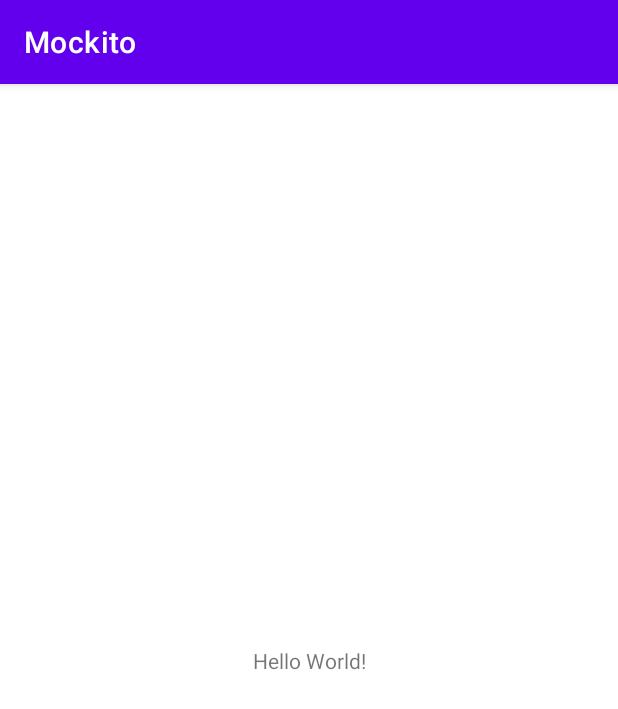
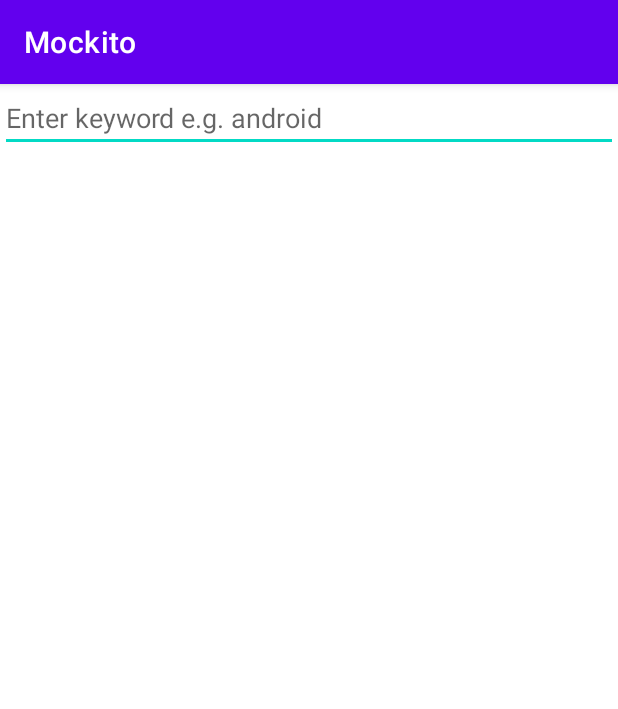
Before and after one commit to Tati1909/Mockito, an Android app: the screen it shows after launch (MainActivity), on a phone screen of 412 x 824 dp. Shown: the top 709 px of the screen. Run offline under Robolectric (Android 15) with nearby library versions, the phone set to English and light mode, and no system bars.

Commit message:
Дополнила код

```diff
--- a/app/src/main/AndroidManifest.xml
+++ b/app/src/main/AndroidManifest.xml
@@ -1,6 +1,8 @@
 <?xml version="1.0" encoding="utf-8"?>
 <manifest xmlns:android="http://schemas.android.com/apk/res/android"
     package="com.example.mockito">
+
+    <uses-permission android:name="android.permission.INTERNET" />
 
     <application
         android:allowBackup="true"
--- a/app/src/main/java/com/example/mockito/view/MainActivity.kt
+++ b/app/src/main/java/com/example/mockito/view/MainActivity.kt
@@ -1,13 +1,104 @@
 package com.example.mockito.view
 
+import android.os.Bundle
+import android.view.View
+import android.view.inputmethod.EditorInfo
+import android.widget.TextView
+import android.widget.Toast
 import androidx.appcompat.app.AppCompatActivity
-import android.os.Bundle
 import com.example.mockito.R
+import com.example.mockito.model.SearchResult
+import com.example.mockito.presenter.PresenterContract
+import com.example.mockito.presenter.SearchPresenter
+import com.example.mockito.repository.GitHubApi
+import com.example.mockito.repository.GitHubRepository
+import kotlinx.android.synthetic.main.activity_main.progressBar
+import kotlinx.android.synthetic.main.activity_main.recyclerView
+import kotlinx.android.synthetic.main.activity_main.resultsCountTextView
+import kotlinx.android.synthetic.main.activity_main.searchEditText
+import retrofit2.Retrofit
+import retrofit2.converter.gson.GsonConverterFactory
+import java.util.Locale
 
-class MainActivity : AppCompatActivity() {
+class MainActivity : AppCompatActivity(), ViewContract {
+
+    private val adapter = SearchResultAdapter()
+    private val presenter: PresenterContract = SearchPresenter(this, createRepository())
 
     override fun onCreate(savedInstanceState: Bundle?) {
         super.onCreate(savedInstanceState)
         setContentView(R.layout.activity_main)
+        setUI()
+    }
+
+    private fun setUI() {
+        setQueryListener()
+        setRecyclerView()
+    }
+
+    private fun setRecyclerView() {
+        recyclerView.setHasFixedSize(true)
+        recyclerView.adapter = adapter
+    }
+
+    private fun setQueryListener() {
+        searchEditText.setOnEditorActionListener(TextView.OnEditorActionListener { v, actionId, event ->
+            if (actionId == EditorInfo.IME_ACTION_SEARCH) {
+                val query = searchEditText.text.toString()
+                if (query.isNotBlank()) {
+                    presenter.searchGitHub(query)
+                    return@OnEditorActionListener true
+                } else {
+                    Toast.makeText(
+                        this@MainActivity,
+                        getString(R.string.enter_search_word),
+                        Toast.LENGTH_SHORT
+                    ).show()
+                    return@OnEditorActionListener false
+                }
+            }
+            false
+        })
+    }
+
+    private fun createRepository(): GitHubRepository {
+        return GitHubRepository(createRetrofit().create(GitHubApi::class.java))
+    }
+
+    private fun createRetrofit(): Retrofit {
+        return Retrofit.Builder()
+            .baseUrl(BASE_URL)
+            .addConverterFactory(GsonConverterFactory.create())
+            .build()
+    }
+
+    override fun displaySearchResults(
+        searchResults: List<SearchResult>,
+        totalCount: Int
+    ) {
+        adapter.updateResults(searchResults)
+        resultsCountTextView.text =
+            String.format(Locale.getDefault(), getString(R.string.results_count), totalCount)
+    }
+
+    override fun displayError() {
+        Toast.makeText(this, getString(R.string.undefined_error), Toast.LENGTH_SHORT).show()
+    }
+
+    override fun displayError(error: String) {
+        Toast.makeText(this, error, Toast.LENGTH_SHORT).show()
+    }
+
+    override fun displayLoading(show: Boolean) {
+        if (show) {
+            progressBar.visibility = View.VISIBLE
+        } else {
+            progressBar.visibility = View.GONE
+        }
+    }
+
+    companion object {
+
+        const val BASE_URL = "https://api.github.com"
     }
 }
--- a/app/src/main/res/layout/activity_main.xml
+++ b/app/src/main/res/layout/activity_main.xml
@@ -3,16 +3,43 @@
     xmlns:app="http://schemas.android.com/apk/res-auto"
     xmlns:tools="http://schemas.android.com/tools"
     android:layout_width="match_parent"
-    android:layout_height="match_parent"
-    tools:context=".view.MainActivity">
+    android:layout_height="match_parent">
+
+    <ProgressBar
+        android:id="@+id/progressBar"
+        android:layout_width="wrap_content"
+        android:layout_height="wrap_content"
+        android:visibility="gone"
+        app:layout_constraintBottom_toBottomOf="parent"
+        app:layout_constraintEnd_toEndOf="parent"
+        app:layout_constraintStart_toStartOf="parent"
+        app:layout_constraintTop_toTopOf="parent" />
+
+    <EditText
+        android:id="@+id/searchEditText"
+        android:layout_width="match_parent"
+        android:layout_height="wrap_content"
+        android:hint="@string/search_hint"
+        android:imeOptions="actionSearch"
+        android:inputType="text"
+        android:maxLines="1"
+        android:singleLine="true"
+        app:layout_constraintStart_toStartOf="parent"
+        app:layout_constraintTop_toTopOf="parent" />
 
     <TextView
-        android:layout_width="wrap_content"
+        android:id="@+id/resultsCountTextView"
+        android:layout_width="match_parent"
         android:layout_height="wrap_content"
-        android:text="Hello World!"
-        app:layout_constraintBottom_toBottomOf="parent"
-        app:layout_constraintLeft_toLeftOf="parent"
-        app:layout_constraintRight_toRightOf="parent"
-        app:layout_constraintTop_toTopOf="parent" />
+        android:layout_marginTop="@dimen/margin"
+        app:layout_constraintTop_toBottomOf="@id/searchEditText"
+        tools:text="Number of results: 1000000" />
 
+    <androidx.recyclerview.widget.RecyclerView
+        android:id="@+id/recyclerView"
+        android:layout_width="match_parent"
+        android:layout_height="wrap_content"
+        android:layout_marginTop="@dimen/margin"
+        app:layoutManager="androidx.recyclerview.widget.LinearLayoutManager"
+        app:layout_constraintTop_toBottomOf="@id/resultsCountTextView" />
 </androidx.constraintlayout.widget.ConstraintLayout>
--- /dev/null
+++ b/app/src/main/res/values/dimens.xml
@@ -0,0 +1,5 @@
+<?xml version="1.0" encoding="utf-8"?>
+<resources>
+    <dimen name="list_item_padding">16dp</dimen>
+    <dimen name="margin">16dp</dimen>
+</resources>
--- a/app/src/main/res/values/strings.xml
+++ b/app/src/main/res/values/strings.xml
@@ -1,4 +1,8 @@
 <resources>
     <string name="app_name">Mockito</string>
-    <string name="repo_full_name">repo_full_name</string>
+    <string name="repo_full_name">repo full name</string>
+    <string name="search_hint">Enter keyword e.g. android</string>
+    <string name="enter_search_word">Enter search word</string>
+    <string name="results_count">Number of results: %d</string>
+    <string name="undefined_error">Undefined error</string>
 </resources>
```
Also changed, not shown: 1 other file.
